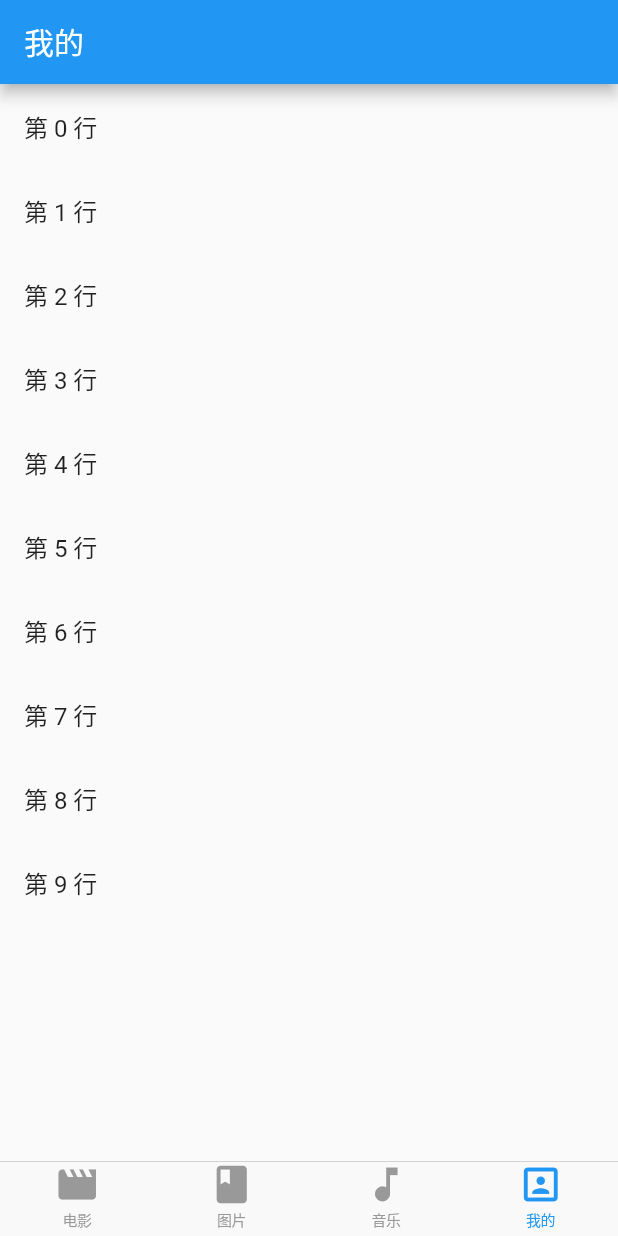
After one commit to zhzpower/DouBanFlutter, a Flutter app: the screen it shows after launch, item 4 of the bottom bar chosen, on a phone screen of 412 x 824 dp. The commit adds this screen. Run offline on Flutter 3.47's test engine with Material 2 defaults, Android fonts, the phone set to English and light mode, and no system bars; our stand-ins replace dio; statements that could not run were skipped.

Commit message:
add about me

```diff
--- a/doubanflutter/lib/main.dart
+++ b/doubanflutter/lib/main.dart
@@ -4,6 +4,7 @@ import 'views/filmPage.dart';
 import 'views/musicPage.dart';
 import 'views/booksPage.dart';
 import 'package:flutter/rendering.dart';
+import 'views/aboutMe.dart';
 
 void main() {
   debugPaintSizeEnabled=true;
@@ -36,7 +37,8 @@ class _TabbarPageState extends State<TabbarPage> {
   var _pageList = [
     FilmPage(),
     BooksPage(),
-    MusicPage()
+    MusicPage(),
+    AboutMePage()
   ];
 
   @override
@@ -52,6 +54,7 @@ class _TabbarPageState extends State<TabbarPage> {
             BottomNavigationBarItem(title: Text("电影"), icon: Icon(Icons.movie)),
             BottomNavigationBarItem(title: Text("图片"), icon: Icon(Icons.book)),
             BottomNavigationBarItem(title: Text("音乐"), icon: Icon(Icons.music_note)),
+            BottomNavigationBarItem(title: Text("我的"), icon: Icon(Icons.portrait)),
           ],
           onTap: (index) {
             setState(() {
--- /dev/null
+++ b/doubanflutter/lib/views/aboutMe.dart
@@ -0,0 +1,30 @@
+import 'package:flutter/material.dart';
+
+class AboutMePage extends StatefulWidget {
+  @override
+    State<StatefulWidget> createState() {
+      return _AboutMePageState();
+    }
+}
+
+class _AboutMePageState extends State<AboutMePage> {
+  @override
+    Widget build(BuildContext context) {
+      return Scaffold(
+        appBar: AppBar(
+          title: Text('我的'),
+        ),
+        body: ListView.builder(
+          itemCount: 10,
+          itemBuilder: (context, index) {
+            return ListTile(
+              title: Text("第 $index 行"),
+              onTap: () {
+                print("$index 行");
+              },
+            );
+          },
+        ),
+      );
+    }
+}
--- a/doubanflutter/lib/views/filmPage.dart
+++ b/doubanflutter/lib/views/filmPage.dart
@@ -31,7 +31,7 @@ class _FilmPageState extends State<FilmPage> {
 
   // 获取数据
   _pullNet() async {
-    final url = 'http://api.douban.com/v2/movie/top250?start=25&count=5';
+    final url = 'http://api.douban.com/v2/movie/top250?start=25&count=20';
     var response = await HttpUtil().get(url);
     if (response != null) {
       setState(() {
@@ -90,7 +90,9 @@ class MovieItem extends StatelessWidget {
                   width: 100.0,
                   height: 150.0,
                 ),
-                Padding(
+                Container(
+                  height: 150,
+                  child: Padding(
                     padding: EdgeInsets.all(8),
                     child: Column(
                       crossAxisAlignment: CrossAxisAlignment.start,
@@ -114,6 +116,7 @@ class MovieItem extends StatelessWidget {
                         )
                       ],
                     ),
+                  ),
                 )
               ],
             ),
```
Lines whose indentation alone changed are shown as unchanged.
